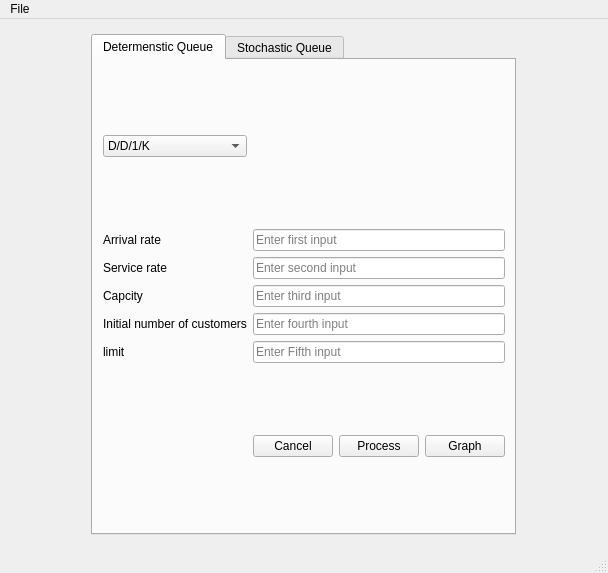
Above: views/untitled.ui from abdo-mongy/Queuing-theory- before the change. Below: the same form after it.
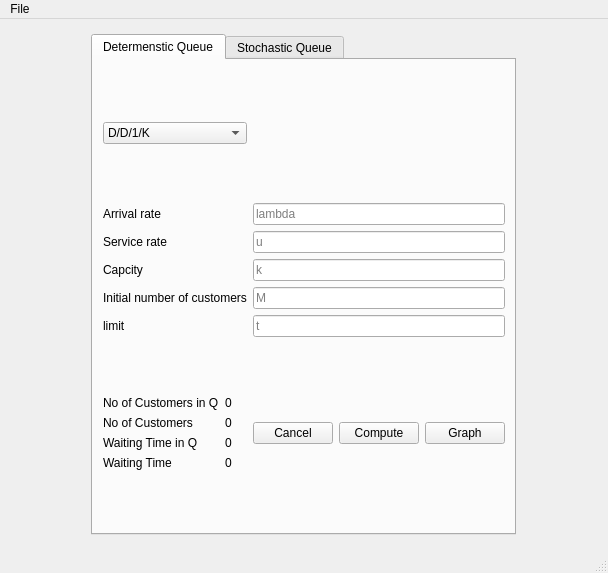
That is the form after the change. The open tabs and pages were chosen to show the change.

The edit to the form file:
```diff
--- a/views/untitled.ui
+++ b/views/untitled.ui
@@ -66,31 +66,6 @@
             </item>
            </widget>
           </item>
-          <item row="2" column="1">
-           <layout class="QHBoxLayout" name="horizontalLayout_4">
-            <item>
-             <widget class="QPushButton" name="cancel">
-              <property name="text">
-               <string>Cancel</string>
-              </property>
-             </widget>
-            </item>
-            <item>
-             <widget class="QPushButton" name="compute">
-              <property name="text">
-               <string>Process</string>
-              </property>
-             </widget>
-            </item>
-            <item>
-             <widget class="QPushButton" name="make_graph">
-              <property name="text">
-               <string>Graph</string>
-              </property>
-             </widget>
-            </item>
-           </layout>
-          </item>
           <item row="1" column="0">
            <layout class="QGridLayout" name="gridLayout">
             <item row="4" column="0">
@@ -130,45 +105,138 @@
             </item>
            </layout>
           </item>
+          <item row="2" column="1">
+           <layout class="QHBoxLayout" name="horizontalLayout_4">
+            <item>
+             <widget class="QPushButton" name="cancel">
+              <property name="text">
+               <string>Cancel</string>
+              </property>
+             </widget>
+            </item>
+            <item>
+             <widget class="QPushButton" name="compute_deterministic">
+              <property name="text">
+               <string>Compute</string>
+              </property>
+             </widget>
+            </item>
+            <item>
+             <widget class="QPushButton" name="make_graph">
+              <property name="text">
+               <string>Graph</string>
+              </property>
+             </widget>
+            </item>
+           </layout>
+          </item>
           <item row="1" column="1">
            <layout class="QGridLayout" name="gridLayout_2">
             <item row="1" column="0">
              <widget class="QLineEdit" name="input_service_rate">
               <property name="placeholderText">
-               <string>Enter second input</string>
+               <string>u</string>
               </property>
              </widget>
             </item>
             <item row="2" column="0">
              <widget class="QLineEdit" name="input_capcity">
               <property name="placeholderText">
-               <string>Enter third input</string>
+               <string>k</string>
               </property>
              </widget>
             </item>
             <item row="4" column="0">
              <widget class="QLineEdit" name="input_limit">
               <property name="placeholderText">
-               <string>Enter Fifth input</string>
+               <string>t</string>
               </property>
              </widget>
             </item>
             <item row="3" column="0">
              <widget class="QLineEdit" name="input_intial_no_of_customers">
               <property name="placeholderText">
-               <string>Enter fourth input</string>
+               <string>M</string>
               </property>
              </widget>
             </item>
             <item row="0" column="0">
              <widget class="QLineEdit" name="input_arrival_rate">
               <property name="placeholderText">
-               <string>Enter first input</string>
+               <string>lambda</string>
               </property>
              </widget>
             </item>
            </layout>
           </item>
+          <item row="2" column="0">
+           <layout class="QHBoxLayout" name="horizontalLayout_5">
+            <item>
+             <layout class="QVBoxLayout" name="verticalLayout_3">
+              <item>
+               <widget class="QLabel" name="labe">
+                <property name="text">
+                 <string>No of Customers in Q</string>
+                </property>
+               </widget>
+              </item>
+              <item>
+               <widget class="QLabel" name="label_16">
+                <property name="text">
+                 <string>No of Customers </string>
+                </property>
+               </widget>
+              </item>
+              <item>
+               <widget class="QLabel" name="label_15">
+                <property name="text">
+                 <string>Waiting Time in Q</string>
+                </property>
+               </widget>
+              </item>
+              <item>
+               <widget class="QLabel" name="label_14">
+                <property name="text">
+                 <string>Waiting Time</string>
+                </property>
+               </widget>
+              </item>
+             </layout>
+            </item>
+            <item>
+             <layout class="QVBoxLayout" name="verticalLayout_5">
+              <item>
+               <widget class="QLabel" name="no_of_customers_in_q">
+                <property name="text">
+                 <string>0</string>
+                </property>
+               </widget>
+              </item>
+              <item>
+               <widget class="QLabel" name="no_of_customers">
+                <property name="text">
+                 <string>0</string>
+                </property>
+               </widget>
+              </item>
+              <item>
+               <widget class="QLabel" name="waiting_time_in_q">
+                <property name="text">
+                 <string>0</string>
+                </property>
+               </widget>
+              </item>
+              <item>
+               <widget class="QLabel" name="waiting_time">
+                <property name="text">
+                 <string>0</string>
+                </property>
+               </widget>
+              </item>
+             </layout>
+            </item>
+           </layout>
+          </item>
          </layout>
          <zorder>comboBox</zorder>
          <zorder></zorder>
```
Left out of the diff: 109 changed lines with no effect on the pictures.
